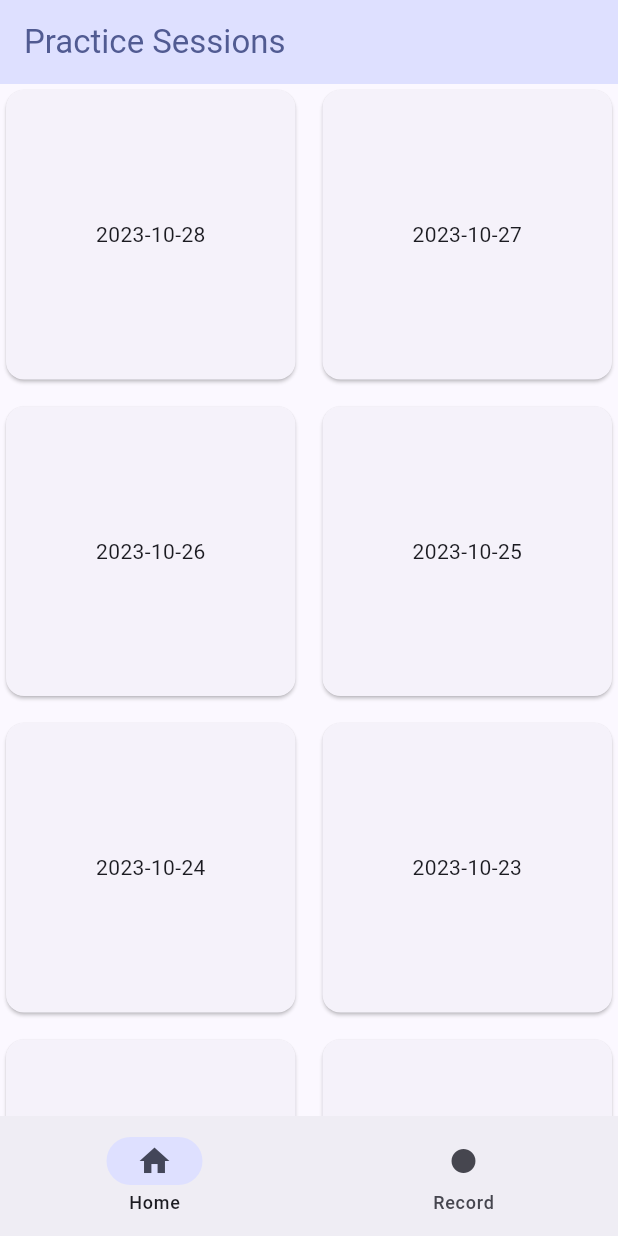
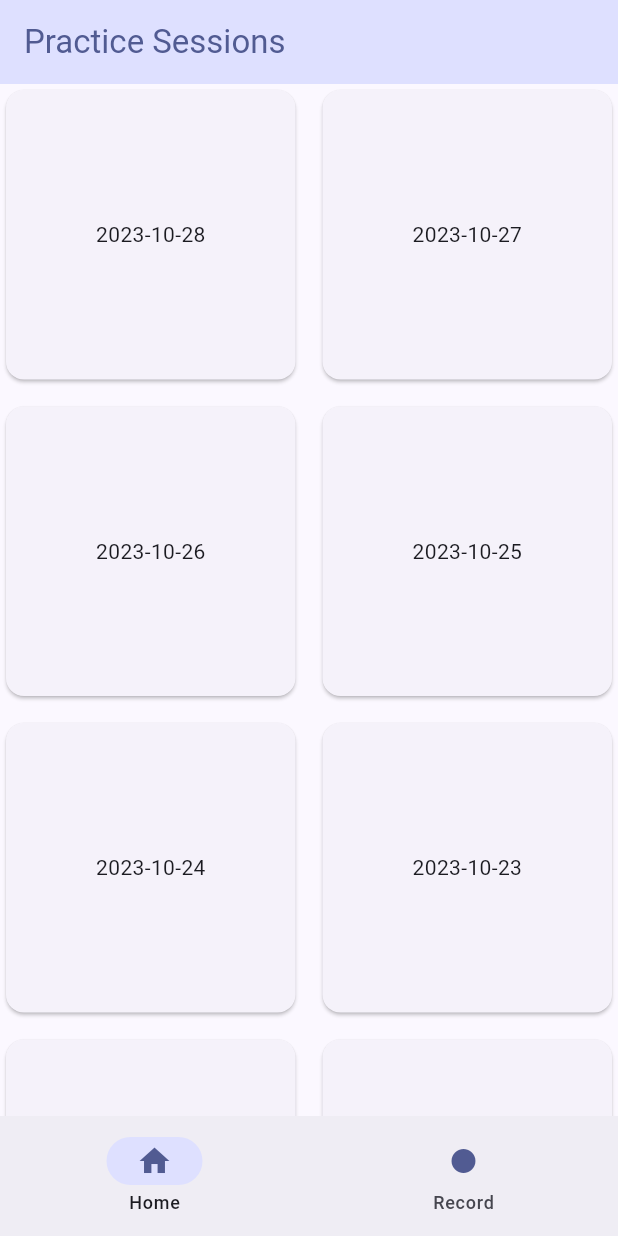
Before and after one commit to sayanfaraz/vhq-app, a Flutter app: the screen it shows after launch, on a phone screen of 412 x 824 dp. Run offline on Flutter 3.47's test engine with Material 2 defaults, Android fonts, the phone set to English and light mode, and no system bars; our stand-ins replace camera.

Commit message:
Changing navbar aesthetics

```diff
--- a/lib/nav.dart
+++ b/lib/nav.dart
@@ -13,8 +13,8 @@ class _NavigationState extends State<NavBar> {
   int currentPageIndex = 0;
 
   final _pageOptions = <Widget>[
-    HomePage(),
-    RecordPage()
+    const HomePage(),
+    const RecordPage()
   ];
 
   @override
@@ -28,21 +28,16 @@ class _NavigationState extends State<NavBar> {
         },
         indicatorColor: Theme.of(context).colorScheme.primaryContainer,
         selectedIndex: currentPageIndex,
-        destinations: const <Widget>[
+        destinations: <Widget>[
           NavigationDestination(
-            selectedIcon: Icon(Icons.home),
-            icon: Icon(Icons.home_outlined),
+            icon: Icon(Icons.home, color: Theme.of(context).colorScheme.primary),
             label: 'Home',
           ),
           NavigationDestination(
-            icon: Icon(Icons.fiber_manual_record),
+            icon: Icon(Icons.fiber_manual_record, color: Theme.of(context).colorScheme.primary),
+            selectedIcon: Icon(Icons.fiber_manual_record, color: Theme.of(context).colorScheme.error),
             label: 'Record',
           ),
-          // NavigationDestination(
-          //   selectedIcon: Icon(Icons.school),
-          //   icon: Icon(Icons.school_outlined),
-          //   label: 'School',
-          // ),
         ],
       ),
       body: _pageOptions[currentPageIndex],
```
Also changed, not shown: lib/screens/record.dart (+14 -4 lines).
